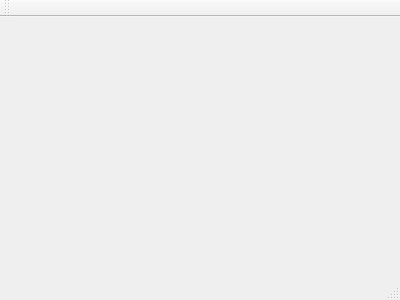
Qt form MainWindow.ui (jaycaz/sg-mint) before a commit.
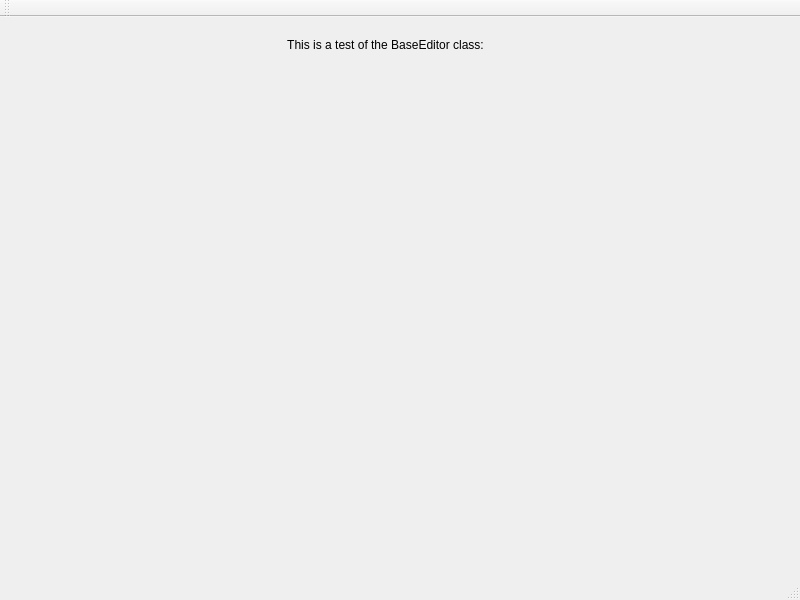
The same form after that commit. Custom widgets are drawn as their Qt base class.

Commit message: Added base grid + axis

```diff
--- a/MainWindow.ui
+++ b/MainWindow.ui
@@ -1,24 +1,77 @@
 <ui version="4.0">
  <class>MainWindow</class>
- <widget class="QMainWindow" name="MainWindow" >
-  <property name="geometry" >
+ <widget class="QMainWindow" name="MainWindow">
+  <property name="geometry">
    <rect>
     <x>0</x>
     <y>0</y>
-    <width>400</width>
-    <height>300</height>
+    <width>800</width>
+    <height>600</height>
    </rect>
   </property>
   <property name="windowTitle" >
    <string>MainWindow</string>
   </property>
-  <widget class="QMenuBar" name="menuBar" />
-  <widget class="QToolBar" name="mainToolBar" />
-  <widget class="QWidget" name="centralWidget" />
-  <widget class="QStatusBar" name="statusBar" />
+  <widget class="QWidget" name="centralWidget">
+   <widget class="QLabel" name="label">
+    <property name="geometry">
+     <rect>
+      <x>260</x>
+      <y>20</y>
+      <width>251</width>
+      <height>16</height>
+     </rect>
+    </property>
+    <property name="text">
+     <string>This is a test of the BaseEditor class:</string>
+    </property>
+    <property name="alignment">
+     <set>Qt::AlignCenter</set>
+    </property>
+    <property name="wordWrap">
+     <bool>true</bool>
+    </property>
+   </widget>
+   <widget class="BaseEditor" name="baseEditor" native="true">
+    <property name="geometry">
+     <rect>
+      <x>150</x>
+      <y>100</y>
+      <width>461</width>
+      <height>301</height>
+     </rect>
+    </property>
+   </widget>
+  </widget>
+  <widget class="QMenuBar" name="menuBar">
+   <property name="geometry">
+    <rect>
+     <x>0</x>
+     <y>0</y>
+     <width>800</width>
+     <height>20</height>
+    </rect>
+   </property>
+  </widget>
+  <widget class="QToolBar" name="mainToolBar">
+   <attribute name="toolBarArea">
+    <enum>TopToolBarArea</enum>
+   </attribute>
+   <attribute name="toolBarBreak">
+    <bool>false</bool>
+   </attribute>
+  </widget>
+  <widget class="QStatusBar" name="statusBar"/>
  </widget>
- <layoutDefault spacing="6" margin="11" />
- <pixmapfunction></pixmapfunction>
+ <layoutdefault spacing="6" margin="11"/>
+ <customwidgets>
+  <customwidget>
+   <class>BaseEditor</class>
+   <extends>QWidget</extends>
+   <header>BaseEditor.h</header>
+   <container>1</container>
+  </customwidget>
+ </customwidgets>
  <resources/>
  <connections/>
 </ui>
```
Left out of the diff: 3 changed lines with no effect on the pictures. The commit also changes 8 other files.
